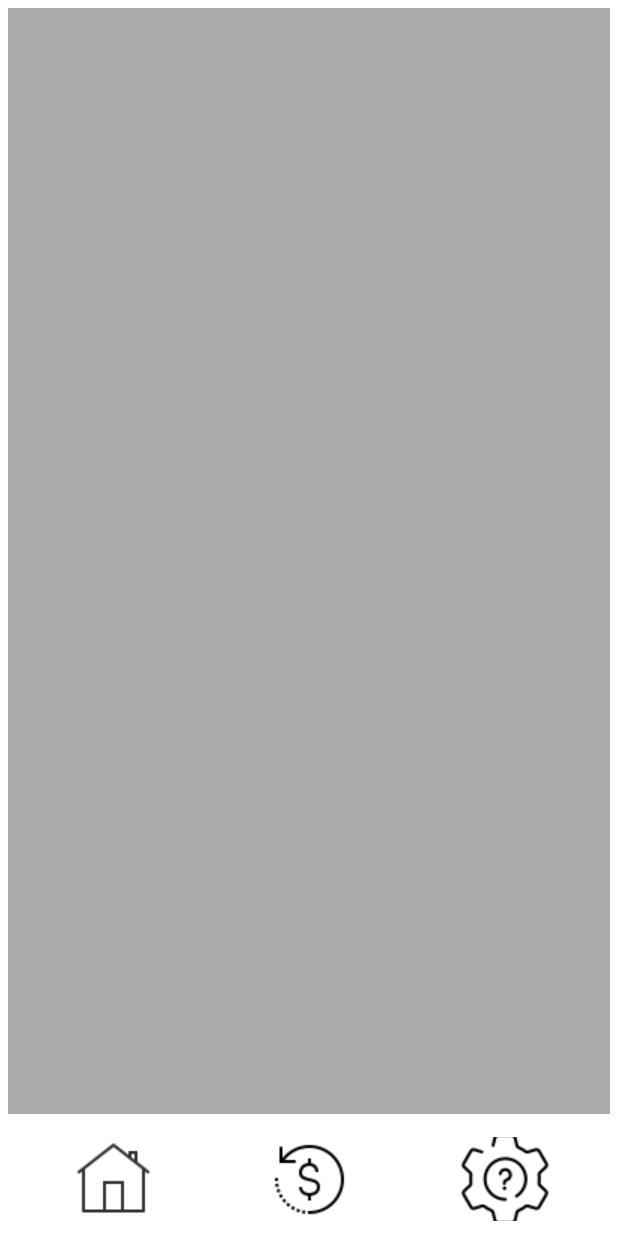
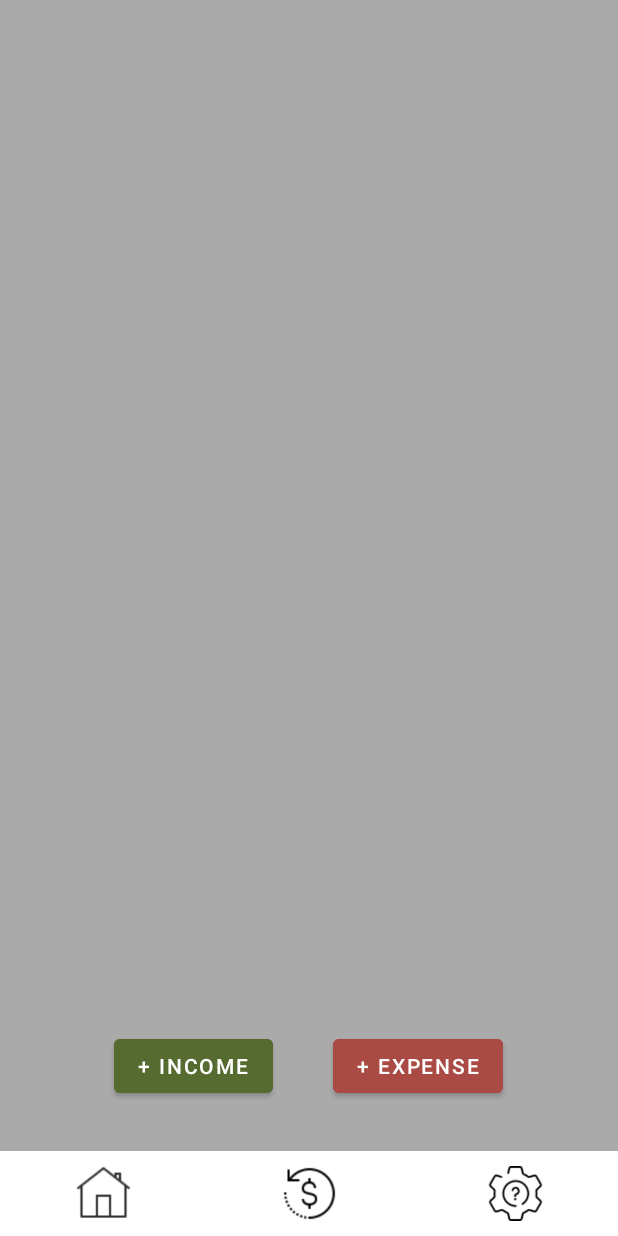
Before and after one commit to victortulabot/FinanceUp, an Android app: the DashboardActivity screen opened directly, with no data from a screen before it, on a phone screen of 412 x 824 dp. Run offline under Robolectric (Android 15) with nearby library versions, the phone set to English and light mode, and no system bars.

Commit message:
added income and expense buttons

```diff
--- a/app/src/main/res/layout/activity_dashboard.xml
+++ b/app/src/main/res/layout/activity_dashboard.xml
@@ -1,7 +1,5 @@
 <?xml version="1.0" encoding="utf-8"?>
-<LinearLayout
-    xmlns:android="http://schemas.android.com/apk/res/android"
-    xmlns:app="http://schemas.android.com/apk/res-auto"
+<LinearLayout xmlns:android="http://schemas.android.com/apk/res/android"
     xmlns:tools="http://schemas.android.com/tools"
     android:layout_width="match_parent"
     android:layout_height="match_parent"
@@ -9,48 +7,74 @@
     android:weightSum="10"
     tools:context=".DashboardActivity">
 
-    <TableLayout
+    <LinearLayout
         android:layout_width="match_parent"
         android:layout_height="0dp"
-        android:layout_weight="9.3"
-        android:layout_margin="5dp"
+        android:layout_weight="8.3"
         android:background="@android:color/darker_gray">
 
-    </TableLayout>
+    </LinearLayout>
+
+    <LinearLayout
+        android:layout_width="match_parent"
+        android:layout_height="20dp"
+        android:layout_weight="1"
+        android:gravity="center_horizontal"
+        android:background="@android:color/darker_gray">
+
+        <Button
+            android:id="@+id/btn_add_income"
+            android:layout_height="wrap_content"
+            android:layout_width="wrap_content"
+            android:layout_margin="20dp"
+            android:backgroundTint="#556B2F"
+            android:text="+ Income"/>
+
+        <Button
+            android:id="@+id/btn_add_expense"
+            android:layout_height="wrap_content"
+            android:layout_width="wrap_content"
+            android:layout_margin="20dp"
+            android:backgroundTint="#AA4A44"
+            android:text="+ Expense"/>
+
+    </LinearLayout>
 
     <LinearLayout
         android:layout_width="match_parent"
         android:layout_height="0dp"
         android:layout_weight="0.7"
-        android:layout_margin="10dp"
         android:weightSum="3"
         android:background="@android:color/white">
 
         <ImageButton
+            android:id="@+id/btn_home"
             android:layout_width="0dp"
             android:layout_weight="1"
+            android:scaleType="centerInside"
             android:layout_height="match_parent"
             android:src="@drawable/home"
             style="@style/Widget.AppCompat.Button.Borderless"
-            android:id="@+id/btn_home"
             android:contentDescription="home" />
 
         <ImageButton
+            android:id="@+id/btn_transactions"
             android:layout_width="0dp"
             android:layout_weight="1"
+            android:scaleType="centerInside"
             android:layout_height="match_parent"
             style="@style/Widget.AppCompat.Button.Borderless"
             android:src="@drawable/transaction"
-            android:id="@+id/btn_transactions"
             android:contentDescription="transaction" />
 
         <ImageButton
+            android:id="@+id/btn_settings"
             android:layout_width="0dp"
             android:layout_weight="1"
+            android:scaleType="centerInside"
             android:layout_height="match_parent"
             android:src="@drawable/settings"
             style="@style/Widget.AppCompat.Button.Borderless"
-            android:id="@+id/btn_settings"
             android:contentDescription="settings" />
 
 
```
